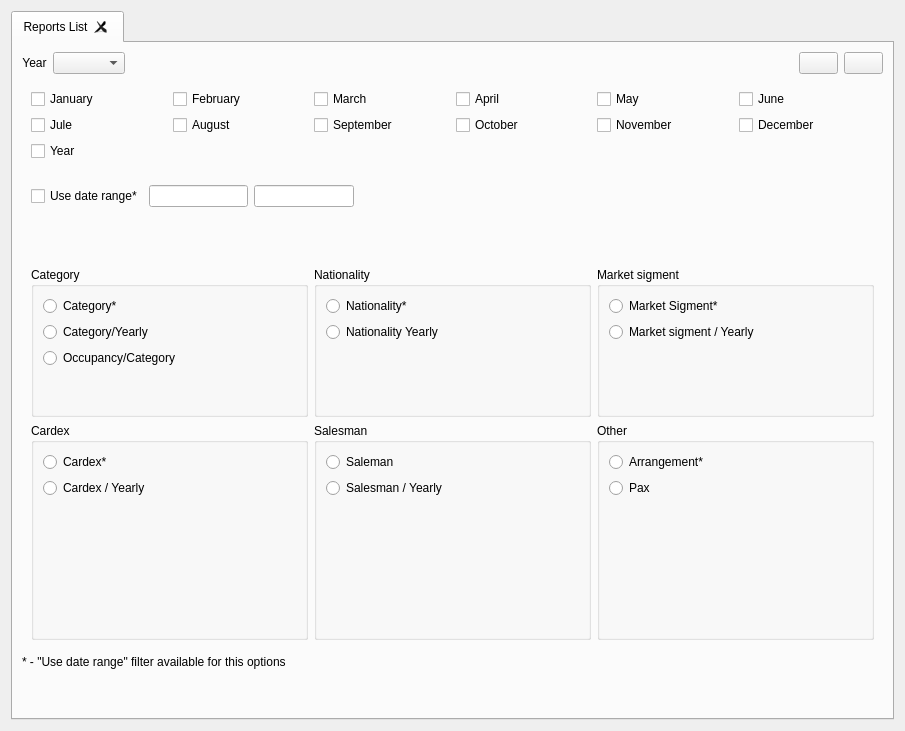
The window that Widgets/wreportssetold.ui (End1-1/Resort) describes before a commit, drawn with Qt 5.
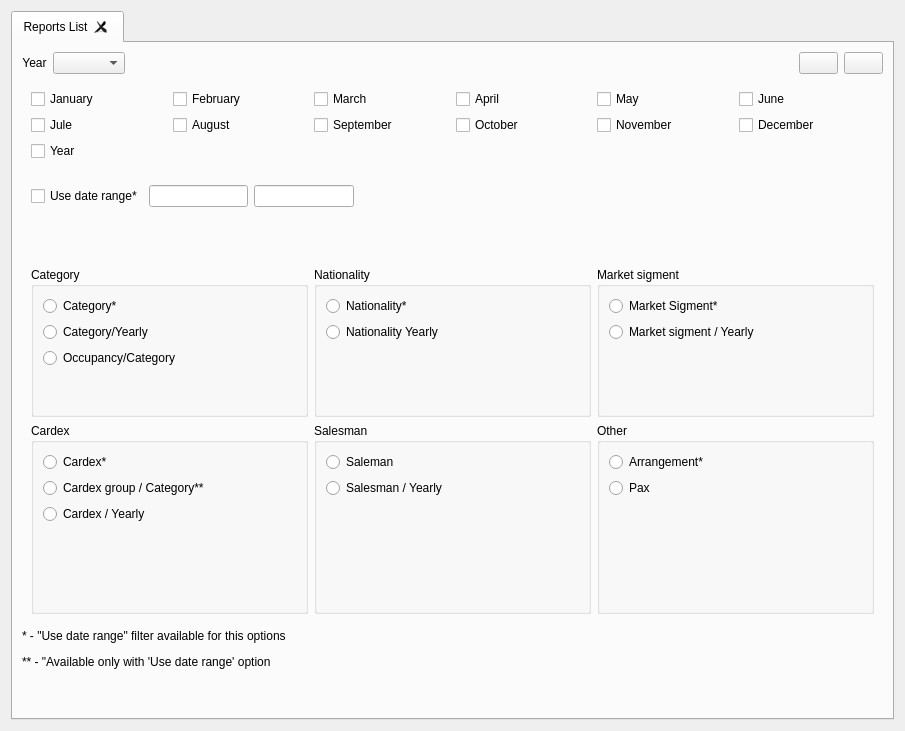
The same window after the commit. Icons and pictures are not drawn. Custom widgets are drawn as their Qt base class.

Commit message: Cardex group / Category

Patch:
```diff
--- a/Widgets/wreportssetold.ui
+++ b/Widgets/wreportssetold.ui
@@ -428,6 +428,13 @@
                </property>
               </widget>
              </item>
+             <item>
+              <widget class="ERadioButton" name="rbCardexCategory">
+               <property name="text">
+                <string>Cardex group / Category**</string>
+               </property>
+              </widget>
+             </item>
              <item>
               <widget class="ERadioButton" name="rbrCardexYearly">
                <property name="text">
@@ -601,7 +608,7 @@
        <item>
         <widget class="QLabel" name="label_2">
          <property name="text">
-          <string>* - &quot;Use date range&quot; filter available for this options</string>
+          <string>&lt;html&gt;&lt;head/&gt;&lt;body&gt;&lt;p&gt;* - &amp;quot;Use date range&amp;quot; filter available for this options&lt;/p&gt;&lt;p&gt;** - &amp;quot;Available only with 'Use date range' option&lt;/p&gt;&lt;/body&gt;&lt;/html&gt;</string>
          </property>
         </widget>
        </item>
```
The commit also changes 10 other files.
